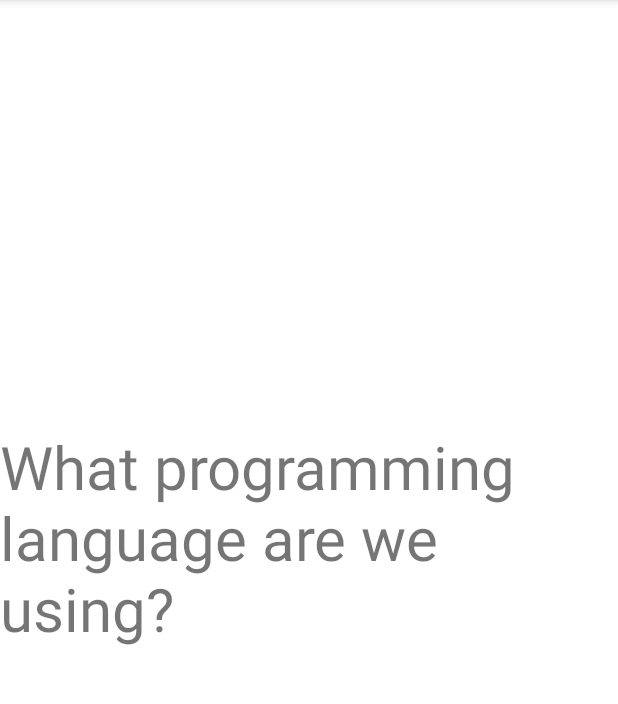
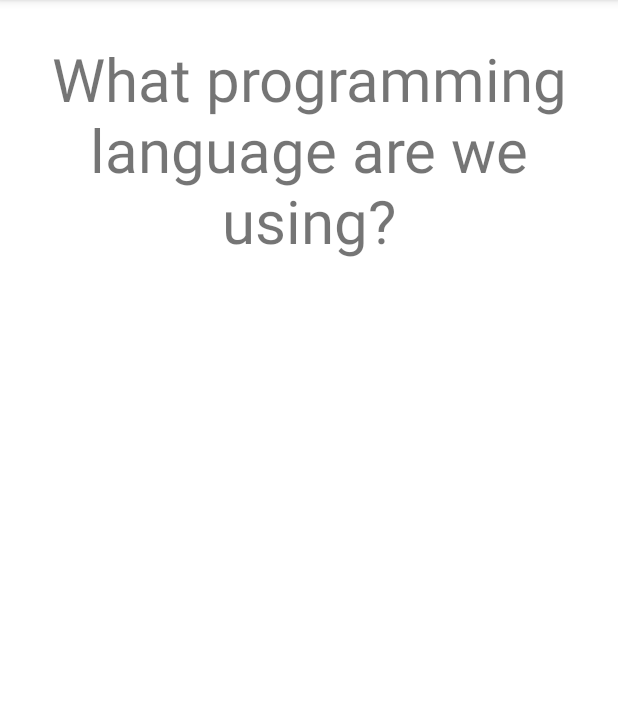
Before and after one commit to clarkhorak/Kool-Flashcard-App, an Android app: the screen it shows after launch (MainActivity), on a phone screen of 412 x 824 dp, the part 84-788 px from its top. Run offline under Robolectric (Android 15) with nearby library versions, the phone set to English and light mode, and no system bars.

Commit message:
Added button clicks to change between question and answer

```diff
--- a/app/src/main/java/com/example/koolflashcardapp/MainActivity.kt
+++ b/app/src/main/java/com/example/koolflashcardapp/MainActivity.kt
@@ -2,10 +2,23 @@ package com.example.koolflashcardapp
 
 import androidx.appcompat.app.AppCompatActivity
 import android.os.Bundle
+import android.view.View
+import android.widget.TextView
 
 class MainActivity : AppCompatActivity() {
     override fun onCreate(savedInstanceState: Bundle?) {
         super.onCreate(savedInstanceState)
         setContentView(R.layout.activity_main)
+        val flashcardQuestion = findViewById<TextView>(R.id.flashcard_question)
+        val flashcardAnswer = findViewById<TextView>(R.id.flashcard_answer)
+        flashcardQuestion.setOnClickListener {
+            flashcardQuestion.visibility = View.INVISIBLE
+            flashcardAnswer.visibility = View.VISIBLE
+        }
+
+        flashcardAnswer.setOnClickListener {
+            flashcardAnswer.visibility = View.INVISIBLE
+            flashcardQuestion.visibility = View.VISIBLE
+        }
     }
 }
--- a/app/src/main/res/layout/activity_main.xml
+++ b/app/src/main/res/layout/activity_main.xml
@@ -11,9 +11,17 @@
         android:id="@+id/flashcard_question"
         android:layout_width="match_parent"
         android:layout_height="200dp"
-        android:layout_centerInParent="true"
-        android:layout_centerHorizontal="false"
+        android:gravity="center"
         android:text="What programming language are we using?"
         android:textSize="40sp" />
 
+    <TextView
+        android:id="@+id/flashcard_answer"
+        android:layout_below="@id/flashcard_question"
+        android:layout_width="match_parent"
+        android:layout_height="200dp"
+        android:gravity="center"
+        android:text="Kotlin"
+        android:textSize="40sp"
+        android:visibility="invisible"/>
 </android.widget.RelativeLayout>
```
